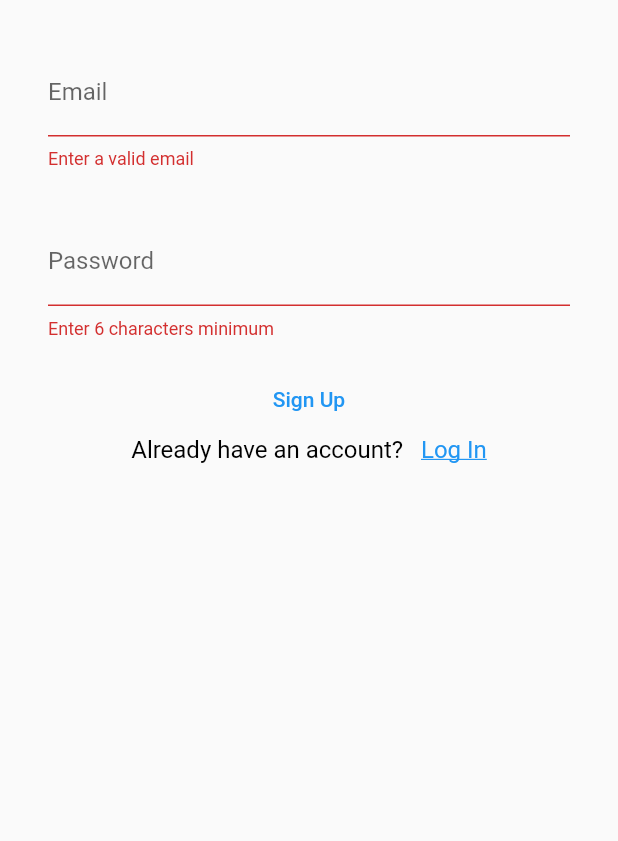
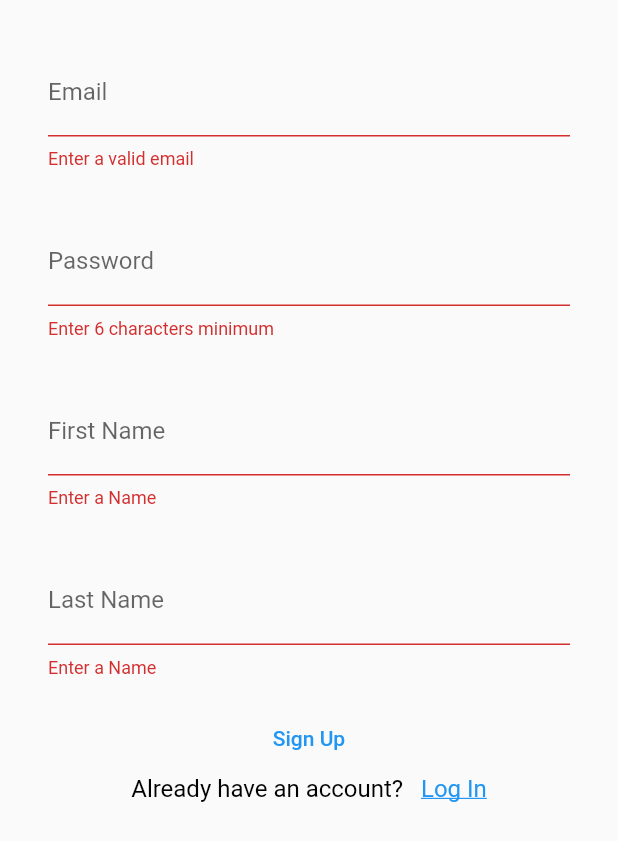
Before and after one commit to StorytellingApp/Audioasis, a Flutter app: the SignUpWidget widget shown alone on an empty page, opened directly with empty values, after a tap on "Sign Up", on a phone screen of 412 x 824 dp. Shown: the top 841 px of the screen. Run offline on Flutter 3.47's test engine with Material 2 defaults, Android fonts, the phone set to English and light mode, and no system bars; our stand-ins replace audioplayers, cloud_firestore, email_validator, firebase_auth, firebase_core, firebase_storage; accounts and stored records are empty; network calls fail.

Commit message:
Added Creation of User Info in Firestore upon creation of account

```diff
--- a/lib/firestore_test_page.dart
+++ b/lib/firestore_test_page.dart
@@ -46,7 +46,7 @@ class _FirePageTestState extends State<FirePageTest> {
                 padding: const EdgeInsets.all(16),
                 child: TextFormField(controller: firstController,
                   decoration: const InputDecoration(border: OutlineInputBorder(),
-                      hintText: 'Name'),
+                      hintText: 'Story Name'),
                 ),
               ),
               Padding(
--- a/lib/signup_widget.dart
+++ b/lib/signup_widget.dart
@@ -1,5 +1,7 @@
+import 'package:destudio_test/userClasses.dart';
 import 'package:firebase_auth/firebase_auth.dart';
 import 'package:flutter/material.dart';
+import 'package:cloud_firestore/cloud_firestore.dart';
 import 'package:firebase_core/firebase_core.dart';
 import 'login_widget.dart';
 import 'home_page.dart';
@@ -22,11 +24,16 @@ class _SignUpWidgetState extends State<SignUpWidget> {
   final formKey = GlobalKey<FormState>();
   final userNameController = TextEditingController();
   final passwordController = TextEditingController();
+  final firstNameController = TextEditingController();
+  final lastNameController = TextEditingController();
 
   @override
   void dispose() {
     userNameController.dispose();
     passwordController.dispose();
+    firstNameController.dispose();
+    lastNameController.dispose();
+
     super.dispose();
   }
 
@@ -58,7 +65,7 @@ class _SignUpWidgetState extends State<SignUpWidget> {
             padding: const EdgeInsets.all(16),
             child: TextFormField(
               controller: passwordController,
-              textInputAction: TextInputAction.done,
+              textInputAction: TextInputAction.next,
               decoration: const InputDecoration(
                   labelText: 'Password'
               ),
@@ -66,6 +73,34 @@ class _SignUpWidgetState extends State<SignUpWidget> {
               autovalidateMode: AutovalidateMode.onUserInteraction,
               validator: (value) => value != null && value.length < 6
               ? 'Enter 6 characters minimum'
+              : null,
+            ),
+          ),
+          Container(
+            padding: const EdgeInsets.all(16),
+            child: TextFormField(
+              controller: firstNameController,
+              textInputAction: TextInputAction.next,
+              decoration: const InputDecoration(
+                labelText: 'First Name'
+              ),
+              autovalidateMode: AutovalidateMode.onUserInteraction,
+              validator: (value) => value != null && value.isEmpty
+              ? 'Enter a Name'
+              : null,
+            ),
+          ),
+          Container(
+            padding: const EdgeInsets.all(16),
+            child: TextFormField(
+              controller: lastNameController,
+              textInputAction: TextInputAction.done,
+              decoration: const InputDecoration(
+                labelText: 'Last Name'
+              ),
+              autovalidateMode: AutovalidateMode.onUserInteraction,
+              validator: (value) => value != null && value.isEmpty
+              ? 'Enter a Name'
               : null,
             ),
           ),
@@ -111,6 +146,16 @@ class _SignUpWidgetState extends State<SignUpWidget> {
         email: userNameController.text.trim(),
         password: passwordController.text.trim(),
       );
+
+      //Added for creating user info
+      final userID = FirebaseAuth.instance.currentUser!.uid;
+      print(userID);
+
+      final test = AppUser(userID: userID, firstName: firstNameController.text.trim(),
+          lastName: lastNameController.text.trim(), imageURL: '');
+      final docTest = FirebaseFirestore.instance.collection('Users').doc(userID);
+      docTest.set(test.toJson());
+
     } on FirebaseAuthException catch (e) {
       print(e);
 
```
